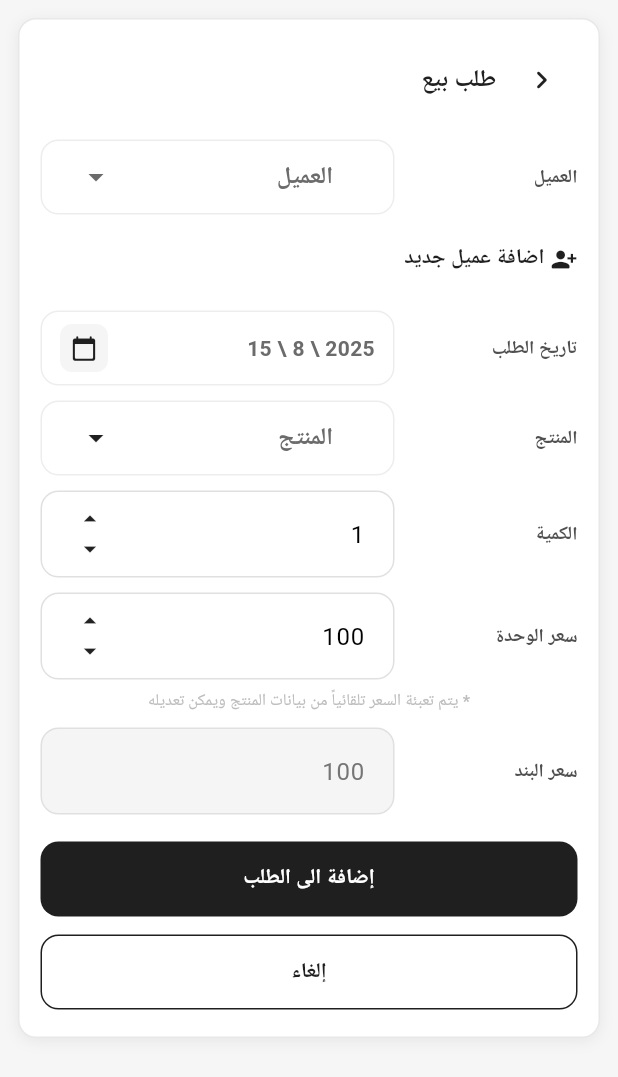
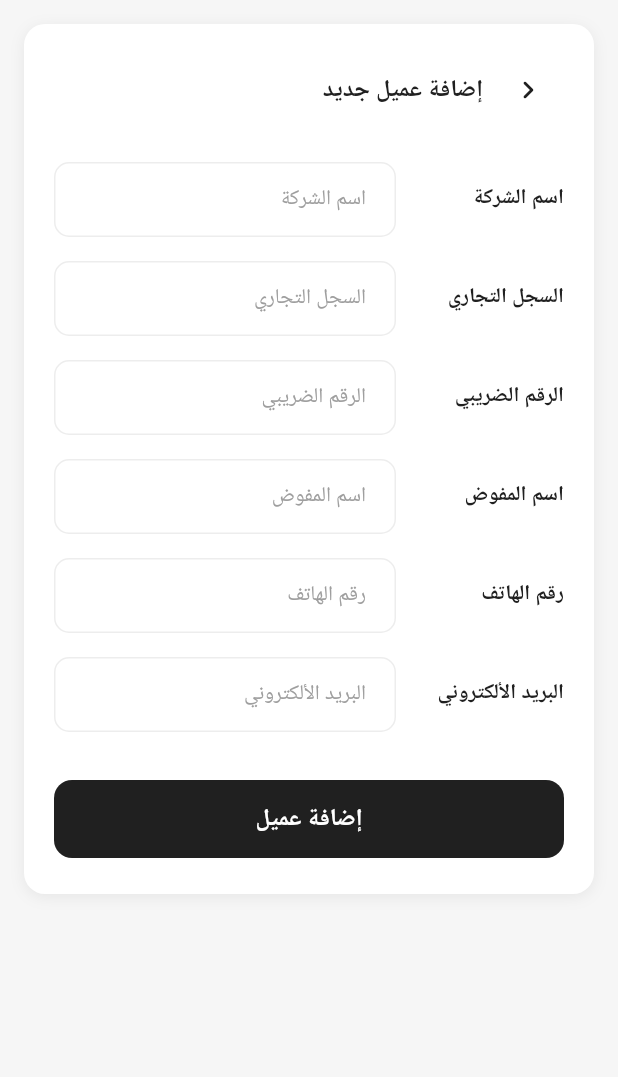
Before and after one commit to rokayaelshahed/flutter_hr_app, a Flutter app: the SalesOrderPage screen opened directly, after a tap on "اضافة عميل جديد", on a phone screen of 412 x 824 dp. Shown: the top 1077 px of the screen. Run offline on Flutter 3.47's test engine with Material 3 defaults, Android fonts, the phone set to English and light mode, and no system bars; our stand-ins replace file_picker, flutter_svg, google_fonts; Roboto replaces fonts that are missing (Cairo).

Commit message:
Add new customer form

```diff
--- /dev/null
+++ b/lib/views/screens/add_new_client_page.dart
@@ -0,0 +1,276 @@
+import 'package:flutter/material.dart';
+import 'package:hr/views/widgets/appbar.dart';
+
+class AddNewClientPage extends StatefulWidget {
+  const AddNewClientPage({super.key});
+
+  @override
+  State<AddNewClientPage> createState() => _AddNewClientPageState();
+}
+
+class _AddNewClientPageState extends State<AddNewClientPage> {
+  final _formKey = GlobalKey<FormState>();
+  final _companyNameController = TextEditingController();
+  final _commercialRegisterController = TextEditingController();
+  final _taxNumberController = TextEditingController();
+  final _authorizedPersonController = TextEditingController();
+  final _phoneController = TextEditingController();
+  final _emailController = TextEditingController();
+
+  @override
+  void dispose() {
+    _companyNameController.dispose();
+    _commercialRegisterController.dispose();
+    _taxNumberController.dispose();
+    _authorizedPersonController.dispose();
+    _phoneController.dispose();
+    _emailController.dispose();
+    super.dispose();
+  }
+
+  @override
+  Widget build(BuildContext context) {
+    return  Scaffold(
+        backgroundColor: const Color(0xFFF6F6F6),
+        body: SafeArea(
+          child: SingleChildScrollView(
+            padding: const EdgeInsets.all(16),
+            child: Center(
+              child: ConstrainedBox(
+                constraints: const BoxConstraints(maxWidth: 400),
+                child: Container(
+                  padding: const EdgeInsets.fromLTRB(20, 20, 20, 24),
+                  decoration: BoxDecoration(
+                    color: Colors.white,
+                    borderRadius: BorderRadius.circular(14),
+                    boxShadow: const [
+                      BoxShadow(
+                        color: Color(0x11000000),
+                        blurRadius: 8,
+                        offset: Offset(0, 2),
+                      ),
+                    ],
+                  ),
+                  child: Form(
+                    key: _formKey,
+                    child: Column(
+                      crossAxisAlignment: CrossAxisAlignment.stretch,
+                      children: [
+                        CustomAppBar(title: 'إضافة عميل جديد'),
+                        const SizedBox(height: 24),
+                        // Company Name
+                        _InlineFormField(
+                          label: 'اسم الشركة',
+                          controller: _companyNameController,
+                          hintText: 'اسم الشركة',
+                          validator: (value) {
+                            if (value == null || value.trim().isEmpty) {
+                              return 'يرجى إدخال اسم الشركة';
+                            }
+                            return null;
+                          },
+                        ),
+                        const SizedBox(height: 16),
+
+                        // Commercial Register
+                        _InlineFormField(
+                          label: 'السجل التجاري',
+                          controller: _commercialRegisterController,
+                          hintText: 'السجل التجاري',
+                          validator: (value) {
+                            if (value == null || value.trim().isEmpty) {
+                              return 'يرجى إدخال السجل التجاري';
+                            }
+                            return null;
+                          },
+                        ),
+                        const SizedBox(height: 16),
+
+                        // Tax Number
+                        _InlineFormField(
+                          label: 'الرقم الضريبي',
+                          controller: _taxNumberController,
+                          hintText: 'الرقم الضريبي',
+                          keyboardType: TextInputType.number,
+                          validator: (value) {
+                            if (value == null || value.trim().isEmpty) {
+                              return 'يرجى إدخال الرقم الضريبي';
+                            }
+                            return null;
+                          },
+                        ),
+                        const SizedBox(height: 16),
+
+                        // Authorized Person
+                        _InlineFormField(
+                          label: 'اسم المفوض',
+                          controller: _authorizedPersonController,
+                          hintText: 'اسم المفوض',
+                          validator: (value) {
+                            if (value == null || value.trim().isEmpty) {
+                              return 'يرجى إدخال اسم المفوض';
+                            }
+                            return null;
+                          },
+                        ),
+                        const SizedBox(height: 16),
+
+                        // Phone Number
+                        _InlineFormField(
+                          label: 'رقم الهاتف',
+                          controller: _phoneController,
+                          hintText: 'رقم الهاتف',
+                          keyboardType: TextInputType.phone,
+                          validator: (value) {
+                            if (value == null || value.trim().isEmpty) {
+                              return 'يرجى إدخال رقم الهاتف';
+                            }
+                            return null;
+                          },
+                        ),
+                        const SizedBox(height: 16),
+
+                        // Email
+                        _InlineFormField(
+                          label: 'البريد الألكتروني',
+                          controller: _emailController,
+                          hintText: 'البريد الألكتروني',
+                          keyboardType: TextInputType.emailAddress,
+                          validator: (value) {
+                            if (value == null || value.trim().isEmpty) {
+                              return 'يرجى إدخال البريد الألكتروني';
+                            }
+                            if (!value.contains('@')) {
+                              return 'يرجى إدخال بريد إلكتروني صحيح';
+                            }
+                            return null;
+                          },
+                        ),
+
+                        const SizedBox(height: 32),
+
+                        // Add Customer Button
+                        SizedBox(
+                          height: 52,
+                          child: ElevatedButton(
+                            style: ElevatedButton.styleFrom(
+                              backgroundColor: const Color(0xFF202020),
+                              shape: RoundedRectangleBorder(
+                                borderRadius: BorderRadius.circular(12),
+                              ),
+                              elevation: 0,
+                            ),
+                            onPressed: () {
+                              if (_formKey.currentState?.validate() ?? false) {
+                                //  Add customer logic here
+                                ScaffoldMessenger.of(context).showSnackBar(
+                                  const SnackBar(
+                                    content: Text('تم إضافة العميل بنجاح'),
+                                    backgroundColor: Colors.green,
+                                  ),
+                                );
+                                Navigator.of(context).pop();
+                              }
+                            },
+                            child: const Text(
+                              'إضافة عميل',
+                              style: TextStyle(
+                                color: Colors.white,
+                                fontSize: 16,
+                                fontWeight: FontWeight.w700,
+                              ),
+                            ),
+                          ),
+                        ),
+                      ],
+                    ),
+                  ),
+                ),
+              ),
+            ),
+          ),
+        ),
+    );
+  }
+}
+
+class _InlineFormField extends StatelessWidget {
+  final String label;
+  final TextEditingController controller;
+  final String hintText;
+  final TextInputType? keyboardType;
+  final String? Function(String?)? validator;
+
+  const _InlineFormField({
+    required this.label,
+    required this.controller,
+    required this.hintText,
+    this.keyboardType,
+    this.validator,
+  });
+
+  @override
+  Widget build(BuildContext context) {
+    return Row(
+      children: [
+        // Input field (expanded to take most space)
+        Expanded(
+          child: TextFormField(
+            controller: controller,
+            keyboardType: keyboardType,
+            validator: validator,
+            textAlign: TextAlign.right,
+            decoration: InputDecoration(
+              hintText: hintText,
+              hintStyle: const TextStyle(
+                color: Color(0xFF9E9E9E),
+                fontSize: 14,
+                fontWeight: FontWeight.w500,
+              ),
+              filled: true,
+              fillColor: Colors.white,
+              border: OutlineInputBorder(
+                borderRadius: BorderRadius.circular(10),
+                borderSide: const BorderSide(color: Color(0xFFEDEDED)),
+              ),
+              enabledBorder: OutlineInputBorder(
+                borderRadius: BorderRadius.circular(10),
+                borderSide: const BorderSide(color: Color(0xFFEDEDED)),
+              ),
+              focusedBorder: OutlineInputBorder(
+                borderRadius: BorderRadius.circular(10),
+                borderSide: const BorderSide(color: Color(0xFF202020), width: 1.5),
+              ),
+              errorBorder: OutlineInputBorder(
+                borderRadius: BorderRadius.circular(10),
+                borderSide: const BorderSide(color: Colors.red),
+              ),
+              contentPadding: const EdgeInsets.symmetric(horizontal: 16, vertical: 14),
+            ),
+            style: const TextStyle(
+              color: Color(0xFF202020),
+              fontSize: 14,
+              fontWeight: FontWeight.w500,
+            ),
+          ),
+        ),
+
+        const SizedBox(width: 12),
+
+        // Label (fixed width, right-aligned)
+        SizedBox(
+          width: 100,
+          child: Text(
+            label,
+            textAlign: TextAlign.right,
+            style: const TextStyle(
+              color: Color(0xFF202020),
+              fontSize: 14,
+              fontWeight: FontWeight.w700,
+            ),
+          ),
+        ),
+      ],
+    );
+  }
+}
--- a/lib/views/screens/sales_order.dart
+++ b/lib/views/screens/sales_order.dart
@@ -3,6 +3,7 @@ import 'package:hr/views/widgets/number_field_widget.dart';
 import '../widgets/appbar.dart';
 import '../widgets/form_widgets.dart';
 import '../widgets/order_summary_sheet.dart';
+import 'add_new_client_page.dart';
 
 class SalesOrderPage extends StatefulWidget {
   const SalesOrderPage({super.key});
@@ -166,6 +167,13 @@ class _SalesOrderPageState extends State<SalesOrderPage> {
                                 padding: EdgeInsets.zero,
                                 minimumSize: Size.zero,
                               ),
+                              child: InkWell(
+                                onTap: () {
+                                  Navigator.push(
+                                    context,
+                                    MaterialPageRoute(builder: (context) => const AddNewClientPage()),
+                                  );
+                                },
                                 child: Row(
                                   mainAxisSize: MainAxisSize.min,
                                   textDirection: TextDirection.rtl,
@@ -185,6 +193,7 @@ class _SalesOrderPageState extends State<SalesOrderPage> {
                                       ),
                                     ),
                                   ],
+                                ),
                               ),
                             ),
                           ),
```
Lines whose indentation alone changed are shown as unchanged.
